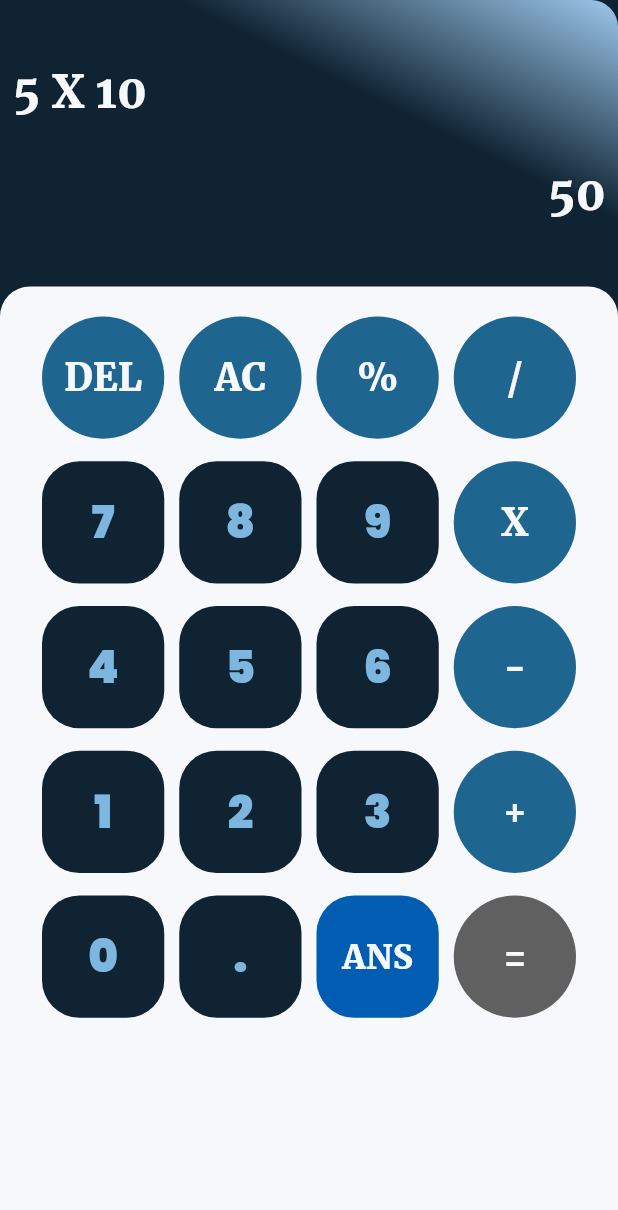
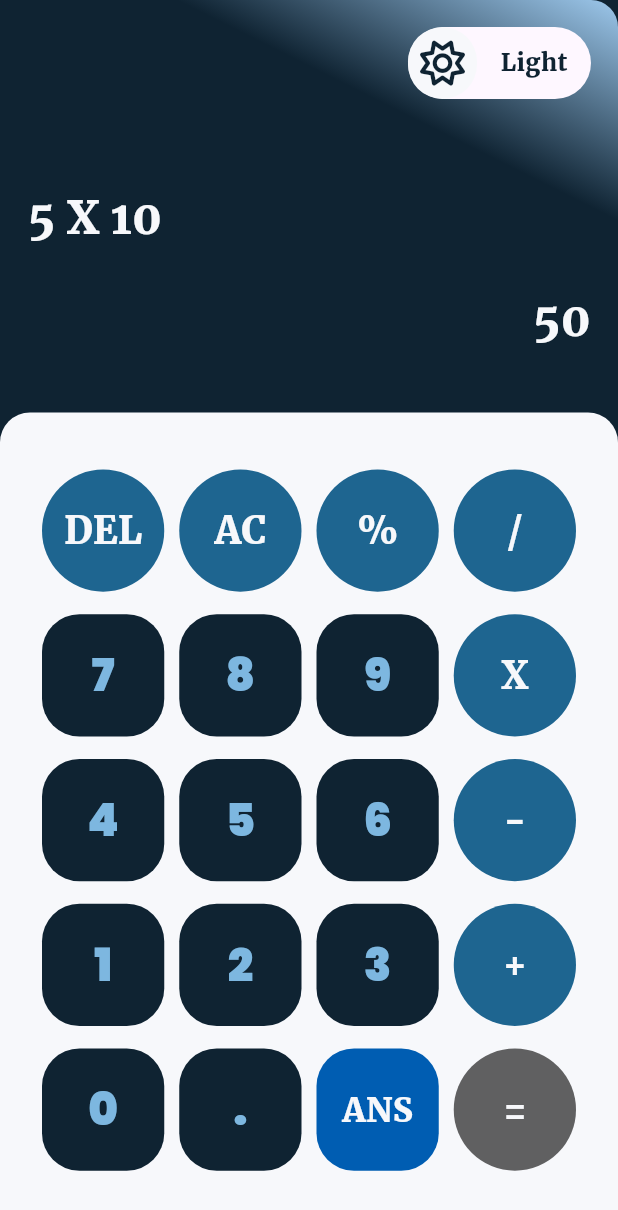
Before and after one commit to esraa-mohamad/calculator-app, a Flutter app: the screen it shows after launch, on a phone screen of 412 x 824 dp. Shown: the top 1210 px of the screen. Run offline on Flutter 3.47's test engine with Material 3 defaults, Android fonts, the phone set to English and light mode, and no system bars; drawn by our look-alikes of animated_toggle_switch; our stand-ins replace font_awesome_flutter, go_router, lottie.

Commit message:
implement calculator home pdone

```diff
--- a/lib/presentation/resources/style_manager.dart
+++ b/lib/presentation/resources/style_manager.dart
@@ -3,6 +3,15 @@ import 'package:calculator_app/presentation/resources/fonts_manager.dart';
 import 'package:flutter/material.dart';
 
 abstract class StyleManager {
+
+  static TextStyle getStyleLight(){
+    return const TextStyle(
+      color: ColorManager.lightBabyBlue,
+      fontWeight: FontWeightManager.light,
+      fontSize: FontSize.s16 ,
+      fontFamily: FontFamilyManager.textFont,
+    );
+  }
 
   static TextStyle getStyleRegular(){
     return const TextStyle(
--- a/lib/presentation/screen/calculateHome/calculate_home_view.dart
+++ b/lib/presentation/screen/calculateHome/calculate_home_view.dart
@@ -1,12 +1,20 @@
 import 'package:calculator_app/presentation/resources/color_manager.dart';
 import 'package:calculator_app/presentation/widgets/calculator_section.dart';
+import 'package:calculator_app/presentation/widgets/custom_app_bar.dart';
 import 'package:calculator_app/presentation/widgets/result_section.dart';
 import 'package:flutter/material.dart';
 
 import '../../resources/values_manager.dart';
 
-class CalculatesHomeView extends StatelessWidget {
+class CalculatesHomeView extends StatefulWidget {
   const CalculatesHomeView({super.key});
+
+  @override
+  State<CalculatesHomeView> createState() => _CalculatesHomeViewState();
+}
+
+class _CalculatesHomeViewState extends State<CalculatesHomeView> {
+   bool position = false ;
 
   @override
   Widget build(BuildContext context) {
@@ -29,18 +37,33 @@ class CalculatesHomeView extends StatelessWidget {
                 ColorManager.darkBlue,
                 ColorManager.lightBabyBlue,
               ],
-            )),
-        child: const CustomScrollView(
+            ),
+          ),
+          child:   CustomScrollView(
             slivers: [
               SliverToBoxAdapter(
+                child: Padding(
+                  padding: const EdgeInsets.symmetric(horizontal: AppPadding.p12 , vertical: AppPadding.p12),
+                  child: CustomAppBar(
+                    onChanged: (bo){
+                      setState(() {
+                        position = bo;
+                      });
+                    },
+                    positive: position,
+                  )
+                ),
+              ),
+              const SliverToBoxAdapter(
                 child: ResultSection(),
               ),
-            SliverFillRemaining(
+              const SliverFillRemaining(
                 child: CalculatorSection(),
               ),
             ],
           ),
-      )),
+        ),
+      ),
     );
   }
 }
--- a/lib/presentation/widgets/calculator_section.dart
+++ b/lib/presentation/widgets/calculator_section.dart
@@ -12,7 +12,7 @@ class CalculatorSection extends StatelessWidget {
   @override
   Widget build(BuildContext context) {
     return  Container(
-      padding: const EdgeInsets.symmetric(horizontal: AppPadding.p8),
+      padding: const EdgeInsets.symmetric(horizontal: AppPadding.p8 , vertical: AppPadding.p18),
       decoration: const BoxDecoration(
         color: ColorManager.white,
         borderRadius: BorderRadius.only(
--- /dev/null
+++ b/lib/presentation/widgets/custom_app_bar.dart
@@ -0,0 +1,85 @@
+import 'dart:math';
+
+import 'package:animated_toggle_switch/animated_toggle_switch.dart';
+import 'package:calculator_app/presentation/resources/style_manager.dart';
+import 'package:flutter/cupertino.dart';
+import 'package:flutter/material.dart';
+import 'package:font_awesome_flutter/font_awesome_flutter.dart';
+
+import '../resources/color_manager.dart';
+import '../resources/values_manager.dart';
+
+class CustomAppBar extends StatefulWidget {
+  const CustomAppBar({super.key , this.onChanged , this.positive =  false});
+
+  final Function(bool)? onChanged ;
+
+  final bool positive;
+  @override
+  State<CustomAppBar> createState() => _CustomAppBarState();
+}
+
+class _CustomAppBarState extends State<CustomAppBar> {
+  int value = 0;
+  int? nullableValue;
+  bool loading = false;
+
+  @override
+  Widget build(BuildContext context) {
+    return Row(
+      mainAxisAlignment: MainAxisAlignment.end,
+      children: [
+        AnimatedToggleSwitch<bool>.dual(
+          current: widget.positive,
+          first: false,
+          second: true,
+          spacing: AppSize.s30,
+          animationDuration: const Duration(milliseconds: 600),
+          style: const ToggleStyle(
+            borderColor: Colors.transparent,
+            indicatorColor: ColorManager.white,
+          ),
+          customStyleBuilder: (context, local, global) {
+            if (global.position <= 0.0) {
+              return const ToggleStyle(
+                  backgroundColor: ColorManager.lightBabyBlue);
+            }
+            return ToggleStyle(
+                backgroundGradient: LinearGradient(
+              colors: const [ColorManager.darkBlue, ColorManager.lightBabyBlue],
+              stops: [
+                global.position - (1 - 2 * max(0, global.position - 0.5)) * 0.7,
+                global.position + max(0, 2 * (global.position - 0.5)) * 0.7,
+              ],
+            ));
+          },
+          borderWidth: 6.0,
+          height: 60.0,
+          loadingIconBuilder: (context, global) => CupertinoActivityIndicator(
+              color: Color.lerp(ColorManager.darkBlue,
+                  ColorManager.lightBabyBlue, global.position)),
+          onChanged: widget.onChanged,
+          iconBuilder: (value) => value
+              ? const Icon(FontAwesomeIcons.moon,
+                  color: ColorManager.blue, size: AppSize.s30)
+              : const Icon(FontAwesomeIcons.sun,
+                  color: ColorManager.darkBlue, size: AppSize.s30),
+          textBuilder: (value) => value
+              ? Center(
+                  child: Text(
+                    'Dark',
+                    style: StyleManager.getStyleLight(),
+                  ),
+                )
+              :  Center(child: Text(
+            'Light',
+            style: StyleManager.getStyleLight().copyWith(
+
+              color: ColorManager.darkBlue
+            ),
+          ),),
+        ),
+      ],
+    );
+  }
+}
--- a/lib/presentation/widgets/result_section.dart
+++ b/lib/presentation/widgets/result_section.dart
@@ -10,7 +10,7 @@ class ResultSection extends StatelessWidget {
   Widget build(BuildContext context) {
     return Container(
       padding: const EdgeInsets.symmetric(
-          horizontal: AppPadding.p8,
+          horizontal: AppPadding.p18,
           vertical: AppPadding.p40
       ),
       child:  Column(
--- a/pubspec.yaml
+++ b/pubspec.yaml
@@ -37,6 +37,8 @@ dependencies:
   cupertino_icons: ^1.0.6
   lottie: ^3.1.2
   go_router: ^14.1.4
+  animated_toggle_switch: ^0.8.2
+  font_awesome_flutter: ^10.7.0
 
 dev_dependencies:
   flutter_test:
```
Also changed, not shown: pubspec.lock. Lines whose indentation alone changed are shown as unchanged.
